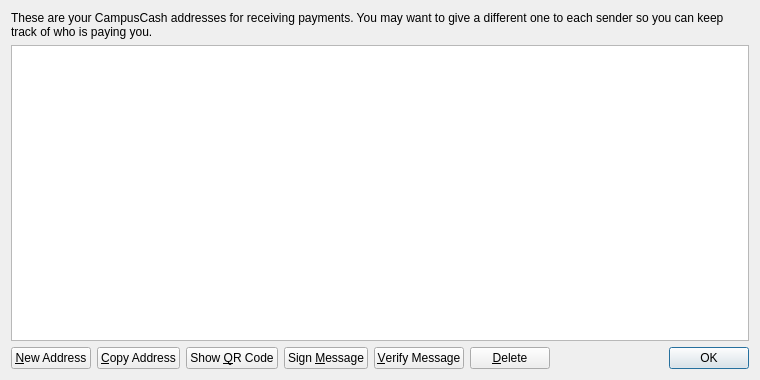
Above: src/qt/forms/addressbookpage.ui from CryptoCoderz/CampusCash before the change. Below: the same form after it.
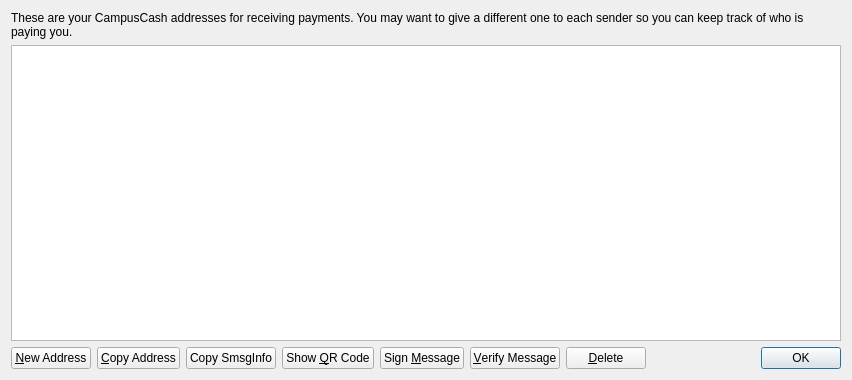
That is the form after the change.

Diff of the .ui file:
```diff
--- a/src/qt/forms/addressbookpage.ui
+++ b/src/qt/forms/addressbookpage.ui
@@ -6,7 +6,7 @@
    <rect>
     <x>0</x>
     <y>0</y>
-    <width>760</width>
+    <width>852</width>
     <height>380</height>
    </rect>
   </property>
@@ -80,6 +80,16 @@
        </property>
       </widget>
      </item>
+     <item>
+      <widget class="QPushButton" name="copySmsgInfo">
+       <property name="toolTip">
+        <string>Copy the currently selected address smsg info to the system clipboard</string>
+       </property>
+       <property name="text">
+        <string>Copy SmsgInfo</string>
+       </property>
+      </widget>
+     </item>
      <item>
       <widget class="QPushButton" name="showQRCode">
        <property name="text">
```
